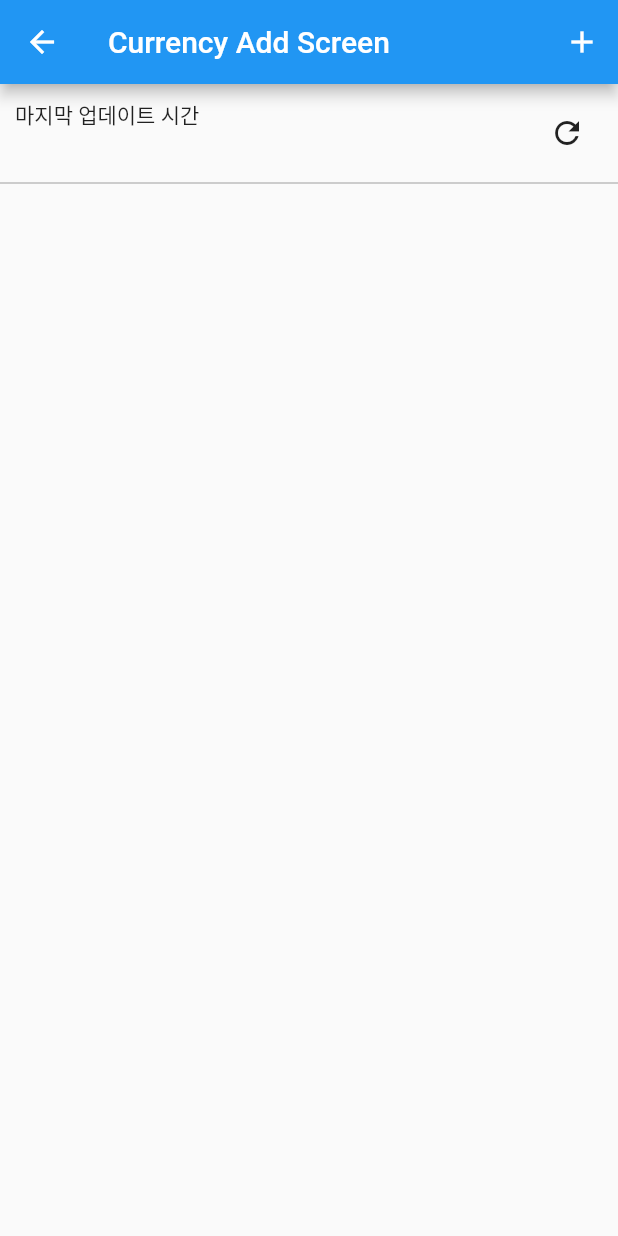
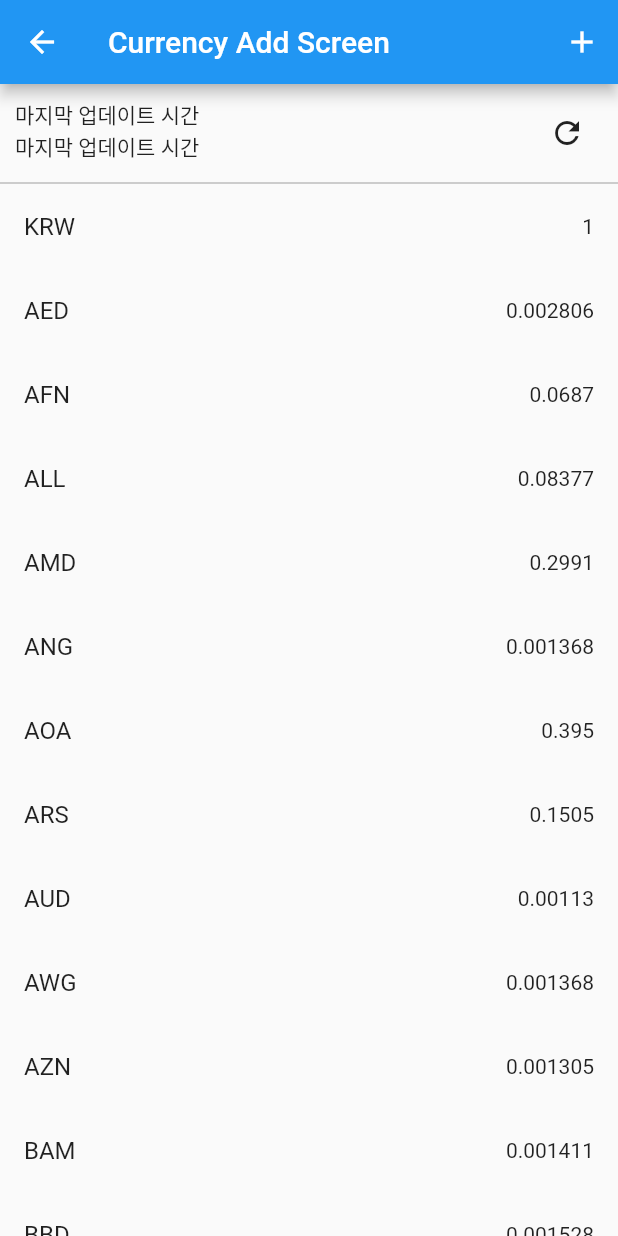
Before and after one commit to wyongjae/currency_info_app_practice, a Flutter app: the screen it shows after launch, after a tap on the "search" icon, on a phone screen of 412 x 824 dp. Run offline on Flutter 3.47's test engine with Material 2 defaults, Android fonts, the phone set to English and light mode, and no system bars.

Commit message:
Modify: show  data on screen

```diff
--- a/lib/presentation/currency_add_screen/currency_add_screen.dart
+++ b/lib/presentation/currency_add_screen/currency_add_screen.dart
@@ -8,6 +8,7 @@ class CurrencyAddScreen extends StatelessWidget {
   @override
   Widget build(BuildContext context) {
     final viewModel = context.watch<CurrencyAddViewModel>();
+    List<ExchangeRate> conversionRates = viewModel.exchangeRate();
 
     return Scaffold(
       appBar: AppBar(
@@ -34,6 +35,7 @@ class CurrencyAddScreen extends StatelessWidget {
                     Column(
                       children: const [
                         Text('마지막 업데이트 시간'),
+                        Text('마지막 업데이트 시간'),
                       ],
                     ),
                     const SizedBox(),
@@ -54,9 +56,9 @@ class CurrencyAddScreen extends StatelessWidget {
           ),
           Expanded(
             child: ListView.builder(
-              itemCount: viewModel.conversionRates.length,
+              itemCount: conversionRates.length,
               itemBuilder: (BuildContext context, int index) {
-                final conversionRate = viewModel.conversionRates[index];
+                final conversionRate = conversionRates[index];
 
                 return ListTile(
                   title: Text(conversionRate.nation),
--- a/lib/presentation/currency_add_screen/currency_add_view_model.dart
+++ b/lib/presentation/currency_add_screen/currency_add_view_model.dart
@@ -183,11 +183,7 @@ class CurrencyAddViewModel with ChangeNotifier {
     "ZWL": 0.6729
   };
 
-  List<ExchangeRate> conversionRates = [];
-
-  void exchangeRate() {
-    conversionRates =
-        jsonData.entries.map((e) => ExchangeRate(e.key, e.value)).toList();
-    notifyListeners();
+  List<ExchangeRate> exchangeRate() {
+    return jsonData.entries.map((e) => ExchangeRate(e.key, e.value)).toList();
   }
 }
--- a/lib/presentation/currency_screen/currency_screen.dart
+++ b/lib/presentation/currency_screen/currency_screen.dart
@@ -9,6 +9,7 @@ class CurrencyScreen extends StatelessWidget {
   @override
   Widget build(BuildContext context) {
     final viewModel = context.watch<CurrencyAddViewModel>();
+    List<ExchangeRate> conversionRates = viewModel.exchangeRate();
 
     return Scaffold(
       appBar: AppBar(
@@ -28,12 +29,12 @@ class CurrencyScreen extends StatelessWidget {
         ],
       ),
       body: ListView.builder(
-        itemCount: viewModel.conversionRates.length,
+        itemCount: 1,
         itemBuilder: (BuildContext context, int index) {
-          final conversionRate = viewModel.conversionRates[index];
+          final conversionRate = conversionRates[index];
 
-          return ListTile(
-            title: Text(conversionRate.nation),
+          return const ListTile(
+            title: Text('Add screen에서 받은 정보 표시'),
           );
         },
       ),
```
Also changed, not shown: lib/data/repository/currency_api_repository.dart (line endings or trailing spaces).
